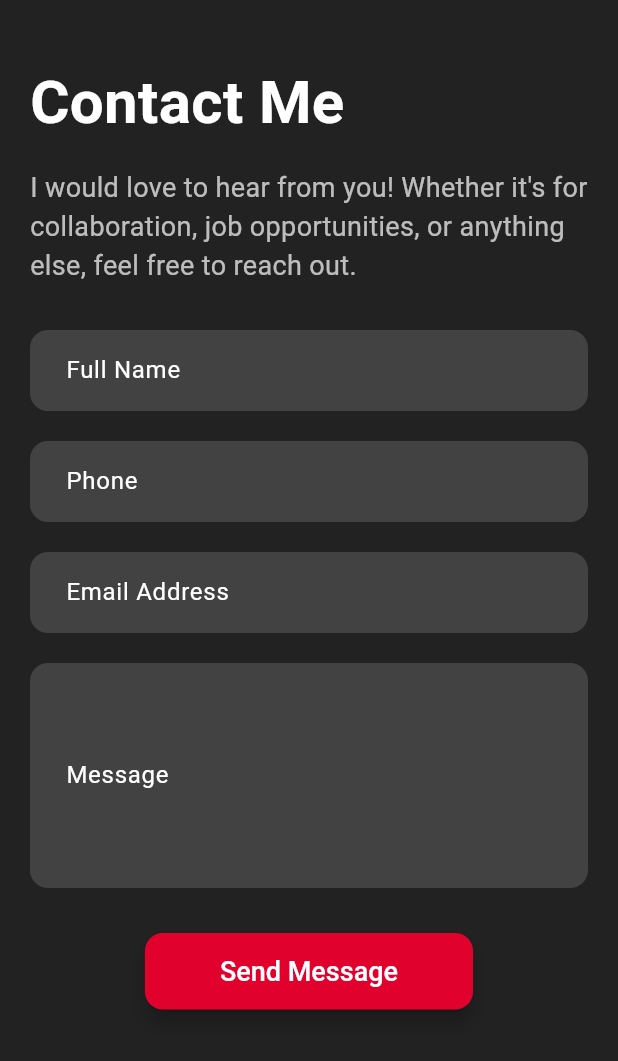
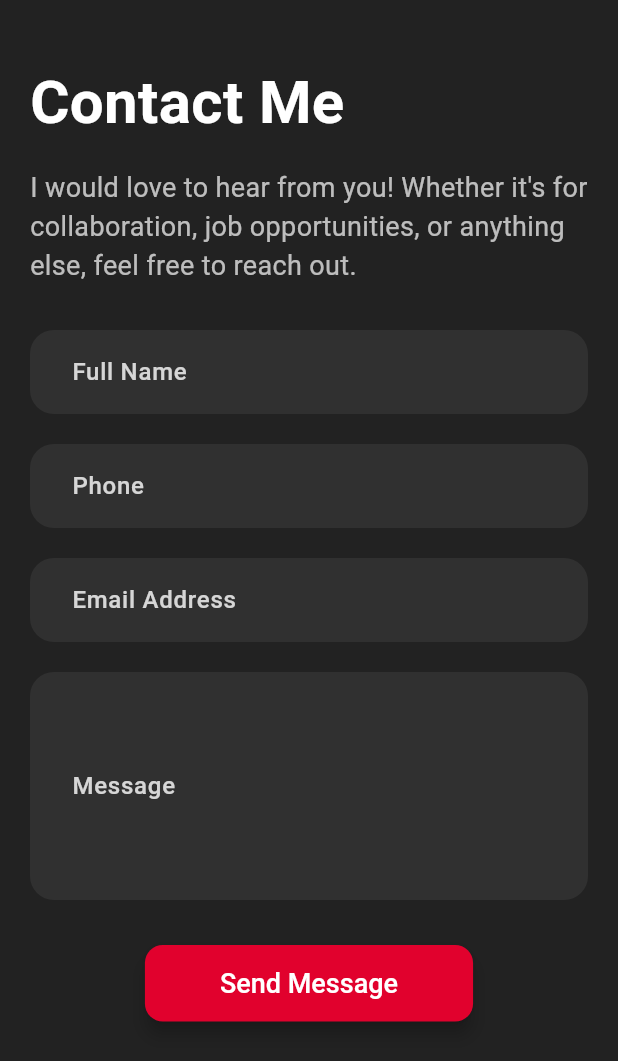
Before and after one commit to arshadrahiman/portfolio, a Flutter app: the ContactSection widget shown alone on an empty page, opened directly, on a phone screen of 412 x 824 dp. Shown: the top 1061 px of the screen. Run offline on Flutter 3.47's test engine with Material 3 defaults, Android fonts, the phone set to English and light mode, and no system bars; our stand-ins replace animated_text_kit, carousel_slider, connectivity_plus, dio, flutter_social_button, flutter_svg and 3 more; missing offline and left inert: dart:html; accounts and stored records are empty; network calls fail.

Commit message:
minor ui fix

```diff
--- a/lib/module/contact/view/contacts.dart
+++ b/lib/module/contact/view/contacts.dart
@@ -112,7 +112,7 @@ class _ContactSectionState extends State<ContactSection> {
     );
   }
 
-// Helper method to build text fields with consistent styling
+  // Helper method to build text fields with consistent styling
   Widget _buildTextField({
     required String label,
     int maxLines = 1,
@@ -123,24 +123,51 @@ class _ContactSectionState extends State<ContactSection> {
       maxLines: maxLines,
       decoration: InputDecoration(
         labelText: label,
-        labelStyle: TextStyle(color: Colors.white), // White label text
+        labelStyle: TextStyle(
+          color: Colors.white
+              .withOpacity(0.8), // Slightly more refined label color
+          fontWeight: FontWeight.w500, // Semi-bold label for elegance
+        ),
         filled: true,
-        fillColor: Colors.grey[800], // Dark background for input fields
+        fillColor: Colors.grey[850], // Darker, more sophisticated background
         border: OutlineInputBorder(
-          borderRadius: BorderRadius.circular(12),
+          borderRadius: BorderRadius.circular(
+              16), // Slightly more rounded for a soft feel
           borderSide: BorderSide.none,
         ),
-        contentPadding: EdgeInsets.symmetric(vertical: 15, horizontal: 20),
+        contentPadding: EdgeInsets.symmetric(
+            vertical: 16, horizontal: 24), // More padding for luxury feel
         focusedBorder: OutlineInputBorder(
-          borderRadius: BorderRadius.circular(12),
+          borderRadius: BorderRadius.circular(16),
           borderSide: BorderSide(
-              color: AppTheme.moonRaker, width: 2), // Teal border on focus
+            color: AppTheme
+                .moonRaker, // Maintain the teal border on focus for elegance
+            width: 2.5, // Slightly thicker border on focus for emphasis
+          ),
+        ),
+        enabledBorder: OutlineInputBorder(
+          borderRadius: BorderRadius.circular(16),
+          borderSide: BorderSide(
+            color:
+                Colors.transparent, // Use transparent border when not focused
+            width: 1.5,
+          ),
         ),
         hintStyle: TextStyle(
-            color: Colors.white.withOpacity(0.6)), // Slightly faded hints
+          color: Colors.white.withOpacity(0.6),
+          fontSize: 16, // Slightly larger hint text for better readability
+        ),
+        errorStyle: TextStyle(
+          color: Colors.redAccent, // More vibrant error message
+          fontSize: 14,
+          fontWeight:
+              FontWeight.w500, // Bold error messages for better visibility
+        ),
       ),
       style: TextStyle(
-        color: Colors.white, // Set text color to white while typing
+        color: Colors.white, // White text color for a clean look
+        fontSize: 16, // Slightly larger text for better readability
+        fontWeight: FontWeight.w400, // Regular font weight for a premium look
       ),
       validator: validator,
       onChanged: onChanged,
--- a/lib/module/skills/view/skills.dart
+++ b/lib/module/skills/view/skills.dart
@@ -63,9 +63,9 @@ class _SkillChipState extends State<SkillChip> {
       decoration: BoxDecoration(
         gradient: LinearGradient(
           colors: _isHovered
-              ? [AppTheme.primaryBorderColor, AppTheme.black]
+              ? [AppTheme.grey, AppTheme.black]
               : [
-                  AppTheme.primaryBorderColor,
+                  AppTheme.grey,
                   AppTheme.black,
                 ],
           begin: Alignment.topLeft,
@@ -75,7 +75,7 @@ class _SkillChipState extends State<SkillChip> {
         boxShadow: _isHovered
             ? [
                 BoxShadow(
-                  color: AppTheme.greyLight,
+                  color: AppTheme.white,
                   spreadRadius: 4,
                   blurRadius: 15,
                   offset: Offset(0, 5),
```
Also changed, not shown: lib/module/portfolio/view/portfolio.dart (+35 -8 lines).
